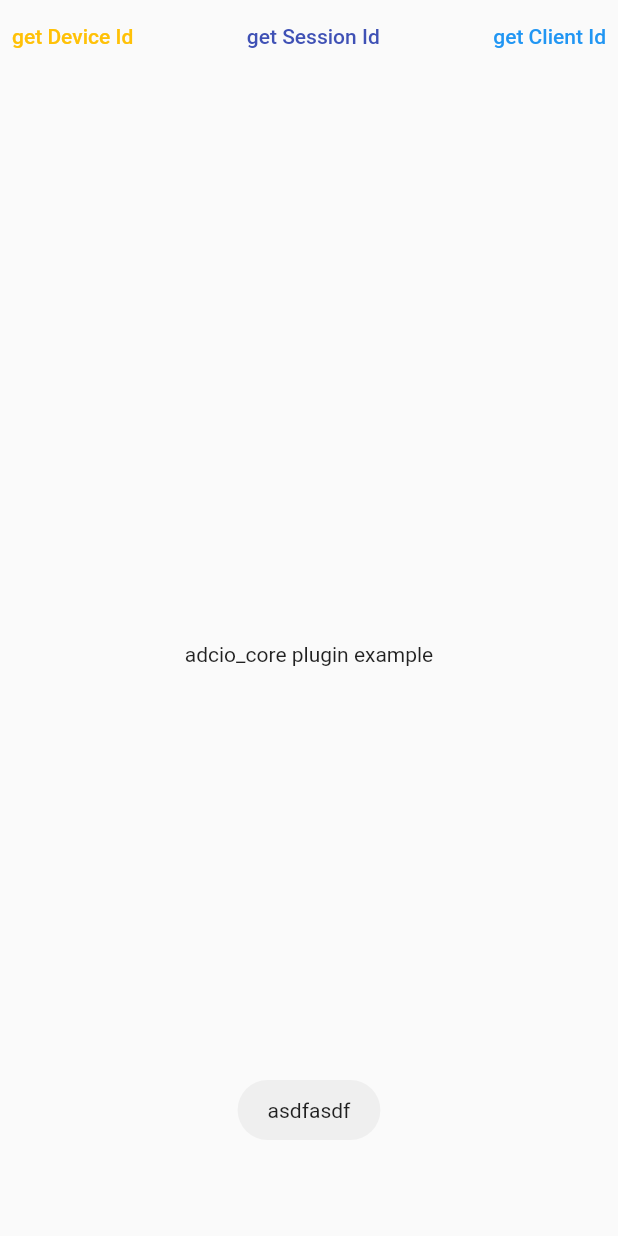
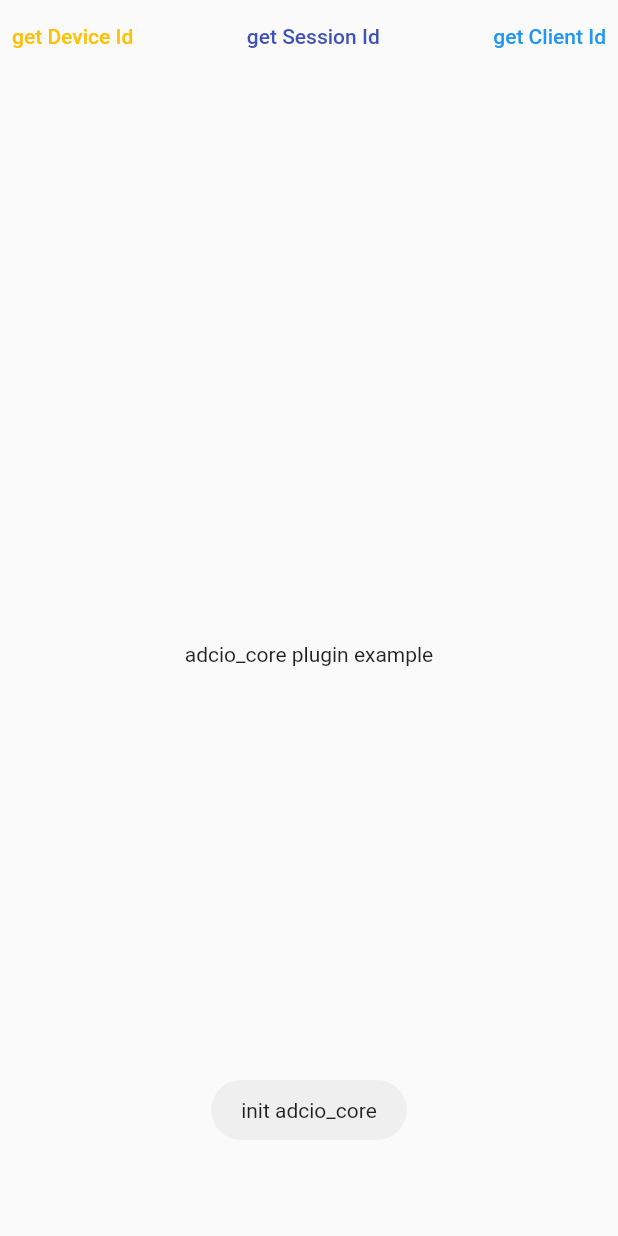
Before and after one commit to corca-ai/adcio_core, a Flutter app: the screen it shows after launch, after a tap on "get Client Id", on a phone screen of 412 x 824 dp. Run offline on Flutter 3.47's test engine with Material 2 defaults, Android fonts, the phone set to English and light mode, and no system bars; our stand-ins replace device_info_plus, fluttertoast.

Commit message:
style: detail show and test init str

```diff
--- a/example/lib/main.dart
+++ b/example/lib/main.dart
@@ -11,7 +11,7 @@ class MainApp extends StatelessWidget {
 
   @override
   Widget build(BuildContext context) {
-    AdcioCore.init("asdfasdf");
+    AdcioCore.init("init adcio_core");
 
     return MaterialApp(
       home: Scaffold(
--- a/lib/adcio_core.dart
+++ b/lib/adcio_core.dart
@@ -1,4 +1,4 @@
 library adcio_core;
 
-export 'src/init_adcio.dart';
+export 'src/init_adcio.dart' show getSessionId, getDeviceId, AdcioCore;
 export 'src/adcio_device_info.dart';
```
